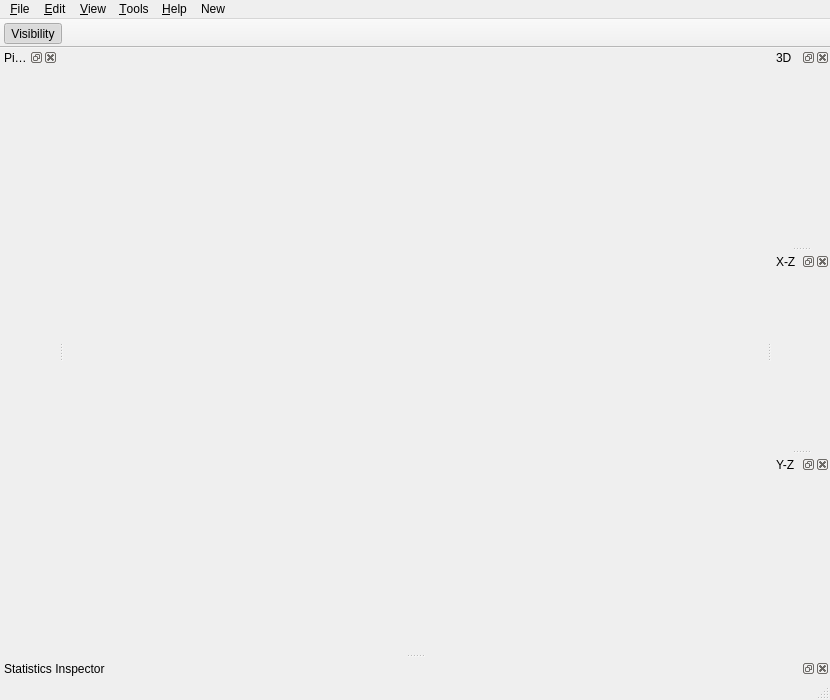
Old version of the form frontend/espinaMainWindow.ui in the repository FelixdelasPozas/EspINA.
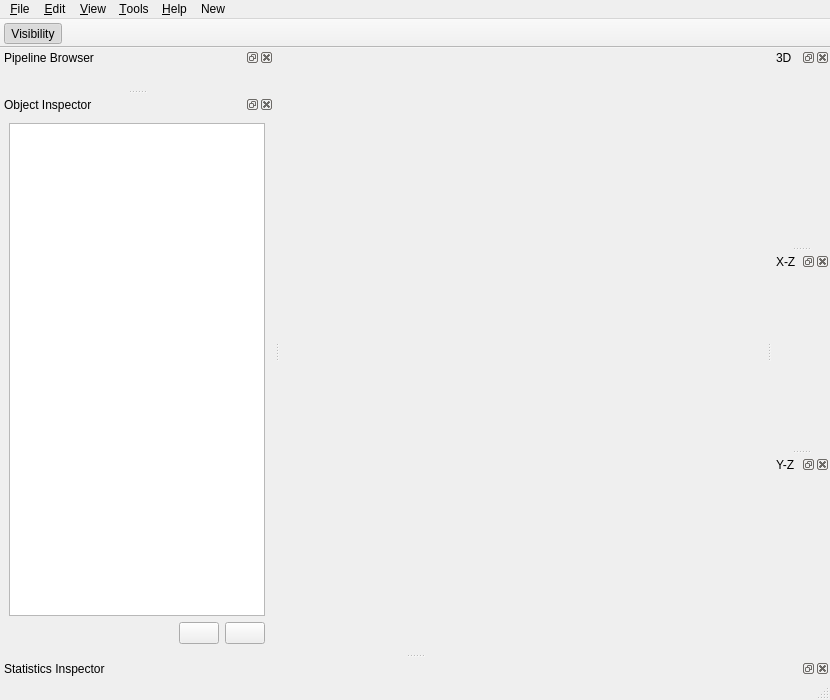
New version of the form. Icons and pictures are not drawn. Custom widgets are drawn as their Qt base class.

Commit message: Basic View UI

Diff of the .ui file:
```diff
--- a/frontend/espinaMainWindow.ui
+++ b/frontend/espinaMainWindow.ui
@@ -151,6 +151,60 @@
    </attribute>
    <addaction name="toggleVisibility"/>
   </widget>
+  <widget class="QDockWidget" name="objectInspector">
+   <property name="windowTitle">
+    <string>Object Inspector</string>
+   </property>
+   <attribute name="dockWidgetArea">
+    <number>1</number>
+   </attribute>
+   <widget class="QWidget" name="dockWidgetContents">
+    <layout class="QVBoxLayout" name="verticalLayout">
+     <item>
+      <widget class="QTreeView" name="objectTreeView"/>
+     </item>
+     <item>
+      <layout class="QHBoxLayout" name="horizontalLayout">
+       <item>
+        <spacer name="horizontalSpacer">
+         <property name="orientation">
+          <enum>Qt::Horizontal</enum>
+         </property>
+         <property name="sizeHint" stdset="0">
+          <size>
+           <width>40</width>
+           <height>20</height>
+          </size>
+         </property>
+        </spacer>
+       </item>
+       <item>
+        <widget class="QPushButton" name="addTaxonomy">
+         <property name="text">
+          <string/>
+         </property>
+         <property name="icon">
+          <iconset resource="rsc/espina.qrc">
+           <normaloff>:/espina/puntero_mas.svg</normaloff>:/espina/puntero_mas.svg</iconset>
+         </property>
+        </widget>
+       </item>
+       <item>
+        <widget class="QPushButton" name="removeTaxonomy">
+         <property name="text">
+          <string/>
+         </property>
+         <property name="icon">
+          <iconset resource="rsc/espina.qrc">
+           <normaloff>:/espina/puntero_menos.svg</normaloff>:/espina/puntero_menos.svg</iconset>
+         </property>
+        </widget>
+       </item>
+      </layout>
+     </item>
+    </layout>
+   </widget>
+  </widget>
   <action name="toggleVisibility">
    <property name="checkable">
     <bool>true</bool>
```
Left out of the diff: 12 changed lines with no effect on the pictures.
